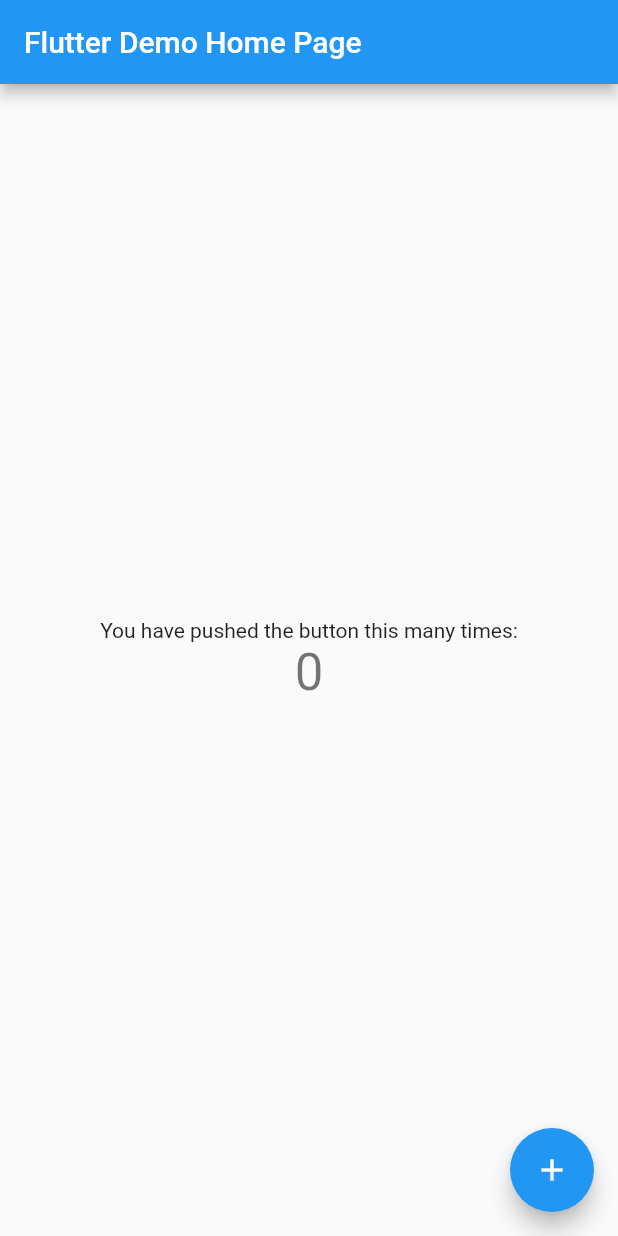
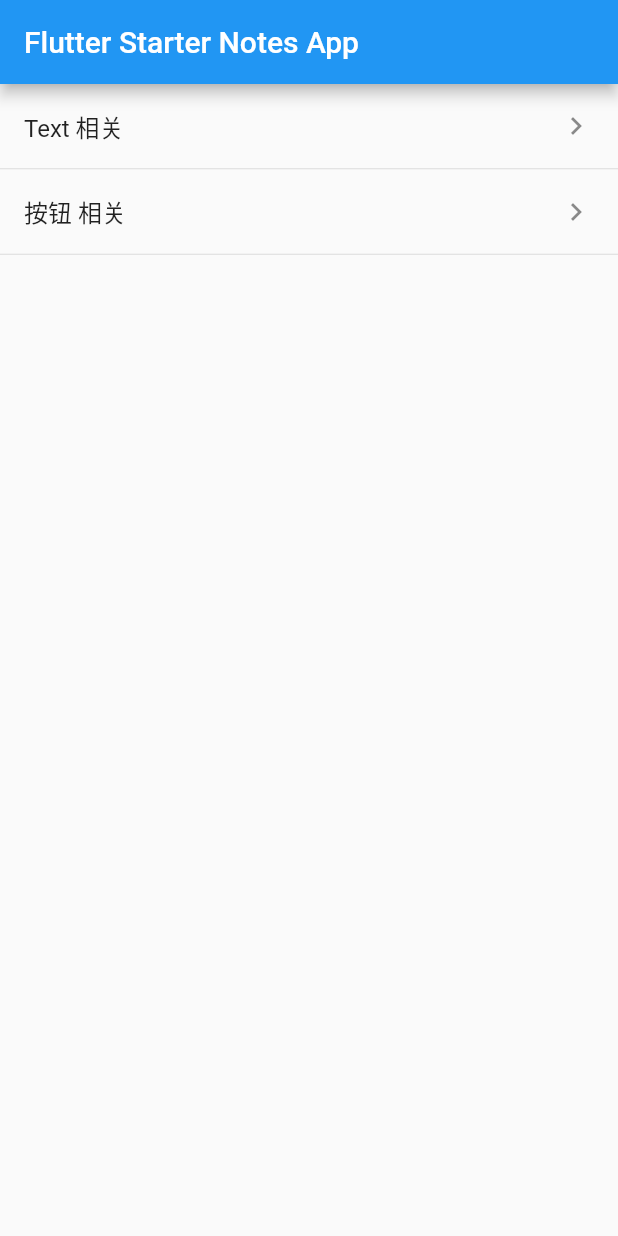
Before and after one commit to NateRobinson/flutter_starter_notes, a Flutter app: the screen it shows after launch, on a phone screen of 412 x 824 dp. Run offline on Flutter 3.47's test engine with Material 2 defaults, Android fonts, the phone set to English and light mode, and no system bars.

Commit message:
add text and button page

```diff
--- a/lib/main.dart
+++ b/lib/main.dart
@@ -1,4 +1,7 @@
 import 'package:flutter/material.dart';
+import 'package:flutter_starter_notes/ui/HomePage.dart';
+import 'package:flutter_starter_notes/ui/TextAbout.dart';
+import 'package:flutter_starter_notes/ui/ButtonAbout.dart';
 
 void main() => runApp(MyApp());
 
@@ -7,105 +10,16 @@ class MyApp extends StatelessWidget {
   @override
   Widget build(BuildContext context) {
     return MaterialApp(
-      title: 'Flutter Demo',
+      title: 'Flutter Starter Notes App',
       theme: ThemeData(
-        // This is the theme of your application.
-        //
-        // Try running your application with "flutter run". You'll see the
-        // application has a blue toolbar. Then, without quitting the app, try
-        // changing the primarySwatch below to Colors.green and then invoke
-        // "hot reload" (press "r" in the console where you ran "flutter run",
-        // or simply save your changes to "hot reload" in a Flutter IDE).
-        // Notice that the counter didn't reset back to zero; the application
-        // is not restarted.
         primarySwatch: Colors.blue,
       ),
-      home: MyHomePage(title: 'Flutter Demo Home Page'),
+      initialRoute: '/',
+      routes: {
+        '/': (context) => HomePage(),
+        '/textabout': (context) => TextAbout(title: "Text 相关",),
+        '/buttonabout': (context) => ButtonAbout(title: "Button 相关",),
+      },
     );
   }
 }
-
-class MyHomePage extends StatefulWidget {
-  MyHomePage({Key key, this.title}) : super(key: key);
-
-  // This widget is the home page of your application. It is stateful, meaning
-  // that it has a State object (defined below) that contains fields that affect
-  // how it looks.
-
-  // This class is the configuration for the state. It holds the values (in this
-  // case the title) provided by the parent (in this case the App widget) and
-  // used by the build method of the State. Fields in a Widget subclass are
-  // always marked "final".
-
-  final String title;
-
-  @override
-  _MyHomePageState createState() => _MyHomePageState();
-}
-
-class _MyHomePageState extends State<MyHomePage> {
-  int _counter = 0;
-
-  void _incrementCounter() {
-    setState(() {
-      // This call to setState tells the Flutter framework that something has
-      // changed in this State, which causes it to rerun the build method below
-      // so that the display can reflect the updated values. If we changed
-      // _counter without calling setState(), then the build method would not be
-      // called again, and so nothing would appear to happen.
-      _counter++;
-    });
-  }
-
-  @override
-  Widget build(BuildContext context) {
-    // This method is rerun every time setState is called, for instance as done
-    // by the _incrementCounter method above.
-    //
-    // The Flutter framework has been optimized to make rerunning build methods
-    // fast, so that you can just rebuild anything that needs updating rather
-    // than having to individually change instances of widgets.
-    return Scaffold(
-      appBar: AppBar(
-        // Here we take the value from the MyHomePage object that was created by
-        // the App.build method, and use it to set our appbar title.
-        title: Text(widget.title),
-      ),
-      body: Center(
-        // Center is a layout widget. It takes a single child and positions it
-        // in the middle of the parent.
-        child: Column(
-          // Column is also layout widget. It takes a list of children and
-          // arranges them vertically. By default, it sizes itself to fit its
-          // children horizontally, and tries to be as tall as its parent.
-          //
-          // Invoke "debug painting" (press "p" in the console, choose the
-          // "Toggle Debug Paint" action from the Flutter Inspector in Android
-          // Studio, or the "Toggle Debug Paint" command in Visual Studio Code)
-          // to see the wireframe for each widget.
-          //
-          // Column has various properties to control how it sizes itself and
-          // how it positions its children. Here we use mainAxisAlignment to
-          // center the children vertically; the main axis here is the vertical
-          // axis because Columns are vertical (the cross axis would be
-          // horizontal).
-          mainAxisAlignment: MainAxisAlignment.center,
-          children: <Widget>[
-            Text(
-              'You have pushed the button this many times:',
-            ),
-            Text(
-              '$_counter',
-              style: Theme.of(context).textTheme.display1,
-            ),
-          ],
-        ),
-      ),
-      floatingActionButton: FloatingActionButton(
-        onPressed: _incrementCounter,
-        tooltip: 'Increment',
-        child: Icon(Icons.add),
-      ), // This trailing comma makes auto-formatting nicer for build methods.
-    );
-  }
-}
--- /dev/null
+++ b/lib/ui/ButtonAbout.dart
@@ -0,0 +1,19 @@
+import 'package:flutter/material.dart';
+
+class ButtonAbout extends StatelessWidget {
+  ButtonAbout({Key key, this.title});
+
+  final String title;
+
+  @override
+  Widget build(BuildContext context) {
+    return Scaffold(
+      appBar: AppBar(
+        title: Text(title),
+      ),
+      body: Center(
+        child: Text('Button'),
+      ),
+    );
+  }
+}
--- /dev/null
+++ b/lib/ui/HomePage.dart
@@ -0,0 +1,51 @@
+import 'package:flutter/material.dart';
+
+class HomePage extends StatelessWidget {
+  // 【Note:】这边使用了 ListView.builder 的方式创建了一个菜单列表
+  //  作为后面其他页面的入口
+  List<String> strItems = <String>[
+    'Text 相关',
+    '按钮 相关',
+  ];
+
+  List<String> routers = <String>[
+    '/textabout',
+    '/buttonabout',
+  ];
+
+  Widget buildItem(BuildContext context, String strItem, String router) {
+    return new ListTile(
+      isThreeLine: false,
+      title: new Text(strItem),
+      trailing: new Icon(Icons.keyboard_arrow_right),
+      onTap: () {
+        Navigator.pushNamed(context, router);
+      },
+    );
+  }
+
+  @override
+  Widget build(BuildContext context) {
+    return Scaffold(
+      appBar: AppBar(
+        title: Text('Flutter Starter Notes App'),
+      ),
+      body: ListView.builder(
+          itemCount: strItems.length,
+          itemBuilder: (context, item) {
+            return new Container(
+              child: Column(
+                children: <Widget>[
+                  buildItem(context, strItems[item], routers[item]),
+                  // 【Note:】通过设置 height 可以改变 Divider 的高度，默认是 16，会使
+                  //  点击的效果看起来和线之间有一个间距，所以这里设置成了 1
+                  Divider(
+                    height: 1,
+                  )
+                ],
+              ),
+            );
+          }),
+    );
+  }
+}
--- /dev/null
+++ b/lib/ui/TextAbout.dart
@@ -0,0 +1,20 @@
+import 'package:flutter/material.dart';
+
+class TextAbout extends StatelessWidget {
+
+  TextAbout({Key key, this.title}) : super(key: key);
+
+  final String title;
+
+  @override
+  Widget build(BuildContext context) {
+    return Scaffold(
+      appBar: AppBar(
+        title: Text('Text 相关'),
+      ),
+      body: Center(
+        child: new Text('Text about'),
+      ),
+    );
+  }
+}
```
Also changed, not shown: 2 other files.
